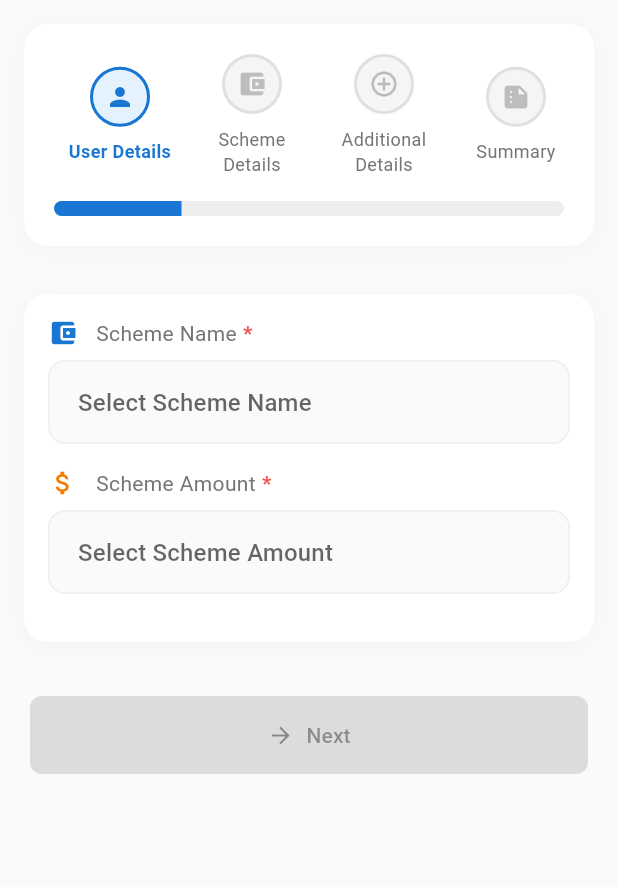
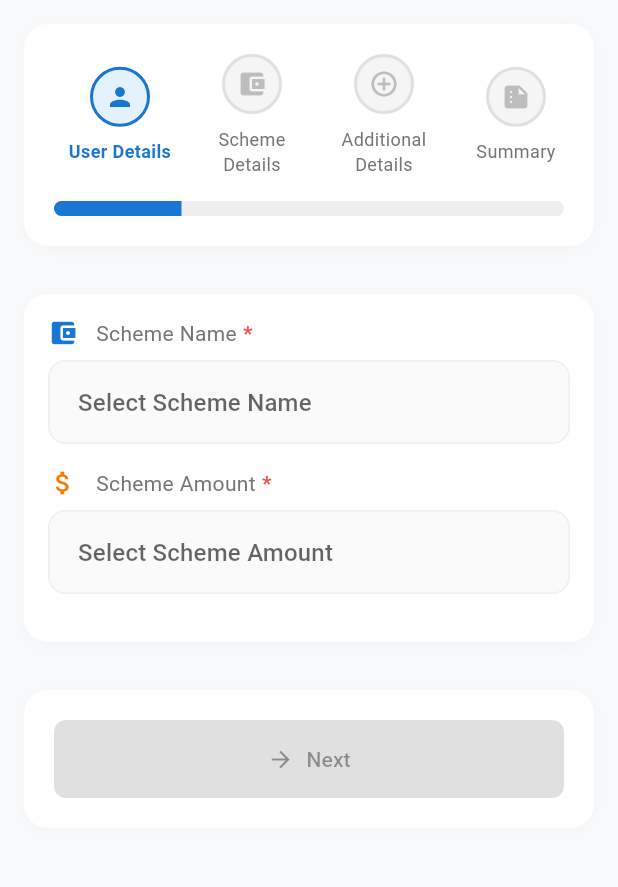
Before and after one commit to hjvnb786/hassanjewellers, a Flutter app: the JoinNewSchemeScreen screen opened directly, swiped to page 2, on a phone screen of 412 x 824 dp, the part 84-971 px from its top. Run offline on Flutter 3.47's test engine with Material 3 defaults, Android fonts, the phone set to English and light mode, and no system bars; our stand-ins replace cloud_firestore, firebase_auth, firebase_core, share_plus, shared_preferences, shimmer and 1 more; missing offline and left inert: ntp; accounts and stored records are empty.

Commit message:
Add card-style backgrounds to button sections in join scheme screen - Wrap all navigation button sections with white card containers - Add consistent shadow and border radius styling - Improve visual consistency across all form sections - Maintain proper spacing with margins and padding

```diff
--- a/lib/Screens/join_new_scheme_screen.dart
+++ b/lib/Screens/join_new_scheme_screen.dart
@@ -256,6 +256,19 @@ class _JoinNewSchemeScreenState extends State<JoinNewSchemeScreen> {
                       ),
                       // Navigation Buttons
                       Container(
+                        margin: const EdgeInsets.all(16),
+                        decoration: BoxDecoration(
+                          color: Colors.white,
+                          borderRadius: BorderRadius.circular(16),
+                          boxShadow: [
+                            BoxShadow(
+                              color: Colors.grey.withOpacity(0.08),
+                              blurRadius: 12,
+                              offset: const Offset(0, 2),
+                            ),
+                          ],
+                        ),
+                        child: Padding(
                           padding: const EdgeInsets.all(20),
                           child: Row(
                             children: [
@@ -290,6 +303,7 @@ class _JoinNewSchemeScreenState extends State<JoinNewSchemeScreen> {
                                 ),
                               ),
                             ],
+                          ),
                         ),
                       ),
                     ],
@@ -399,6 +413,19 @@ class _JoinNewSchemeScreenState extends State<JoinNewSchemeScreen> {
                       ),
                       // Navigation Buttons
                       Container(
+                        margin: const EdgeInsets.all(16),
+                        decoration: BoxDecoration(
+                          color: Colors.white,
+                          borderRadius: BorderRadius.circular(16),
+                          boxShadow: [
+                            BoxShadow(
+                              color: Colors.grey.withOpacity(0.08),
+                              blurRadius: 12,
+                              offset: const Offset(0, 2),
+                            ),
+                          ],
+                        ),
+                        child: Padding(
                           padding: const EdgeInsets.all(20),
                           child: Row(
                             children: [
@@ -433,6 +460,7 @@ class _JoinNewSchemeScreenState extends State<JoinNewSchemeScreen> {
                                 ),
                               ),
                             ],
+                          ),
                         ),
                       ),
                     ],
@@ -543,6 +571,19 @@ class _JoinNewSchemeScreenState extends State<JoinNewSchemeScreen> {
                       ),
                       // Navigation Buttons
                       Container(
+                        margin: const EdgeInsets.all(16),
+                        decoration: BoxDecoration(
+                          color: Colors.white,
+                          borderRadius: BorderRadius.circular(16),
+                          boxShadow: [
+                            BoxShadow(
+                              color: Colors.grey.withOpacity(0.08),
+                              blurRadius: 12,
+                              offset: const Offset(0, 2),
+                            ),
+                          ],
+                        ),
+                        child: Padding(
                           padding: const EdgeInsets.all(20),
                           child: Row(
                             children: [
@@ -577,6 +618,7 @@ class _JoinNewSchemeScreenState extends State<JoinNewSchemeScreen> {
                                 ),
                               ),
                             ],
+                          ),
                         ),
                       ),
                     ],
@@ -686,6 +728,19 @@ class _JoinNewSchemeScreenState extends State<JoinNewSchemeScreen> {
                       ),
                       // Navigation Buttons
                       Container(
+                        margin: const EdgeInsets.all(16),
+                        decoration: BoxDecoration(
+                          color: Colors.white,
+                          borderRadius: BorderRadius.circular(16),
+                          boxShadow: [
+                            BoxShadow(
+                              color: Colors.grey.withOpacity(0.08),
+                              blurRadius: 12,
+                              offset: const Offset(0, 2),
+                            ),
+                          ],
+                        ),
+                        child: Padding(
                           padding: const EdgeInsets.all(20),
                           child: Row(
                             children: [
@@ -722,6 +777,7 @@ class _JoinNewSchemeScreenState extends State<JoinNewSchemeScreen> {
                             ],
                           ),
                         ),
+                      ),
                     ],
                   ),
                 ),
```
Lines whose indentation alone changed are shown as unchanged.
